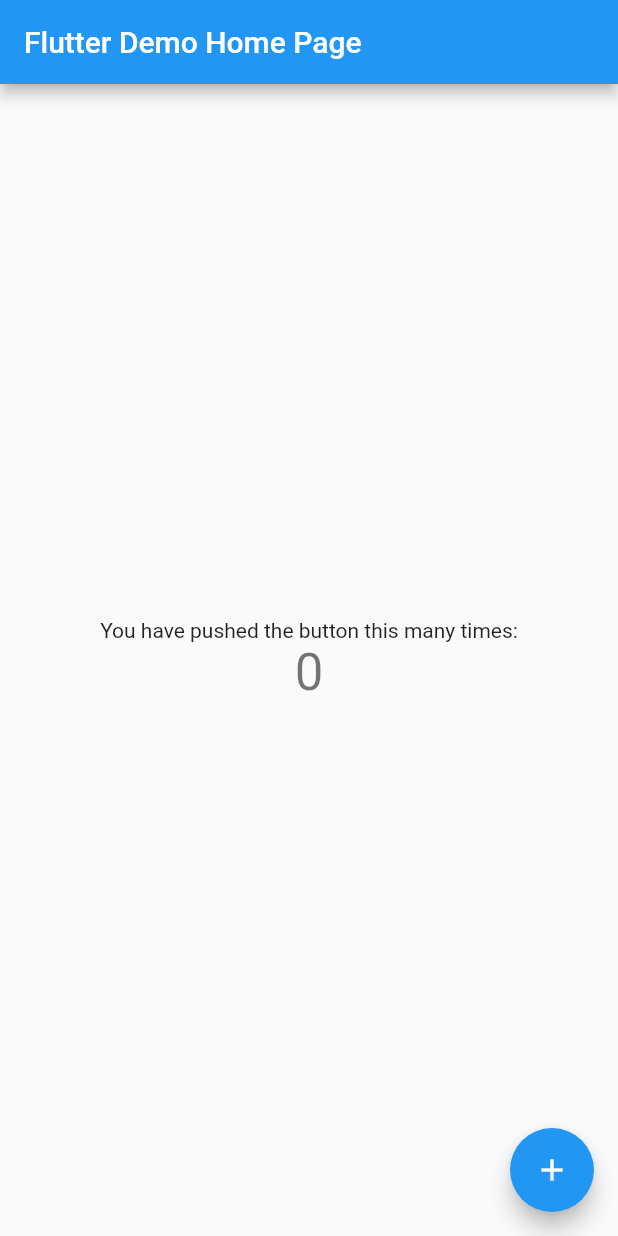
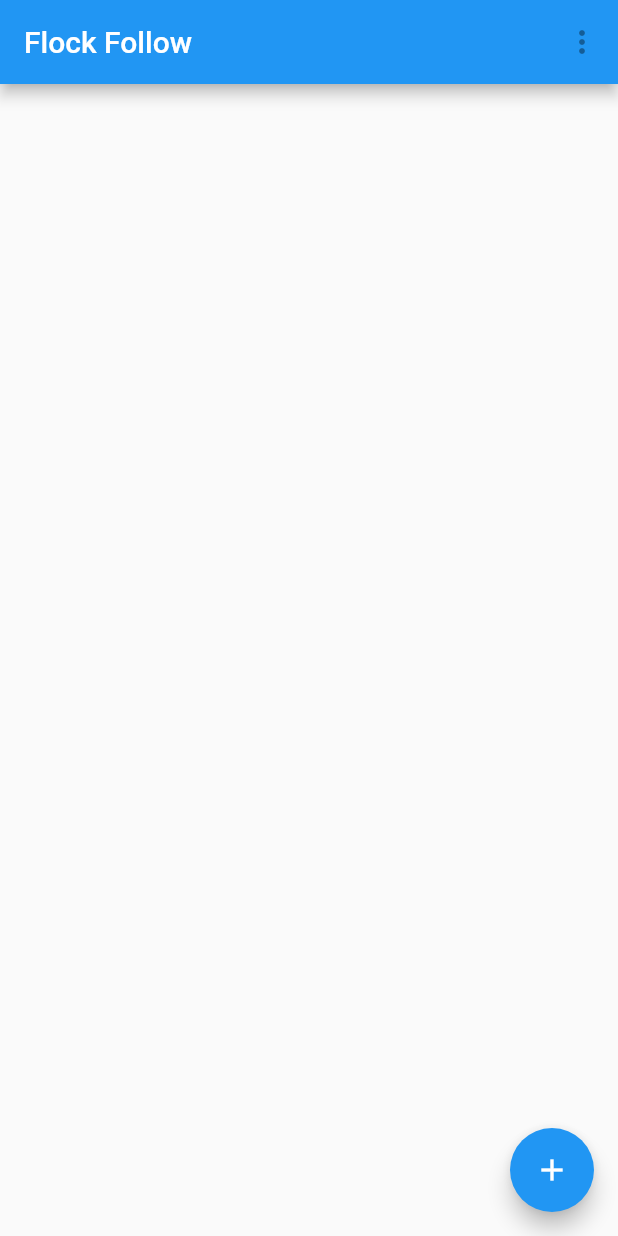
Before and after one commit to mabdelaal86/flock-follow, a Flutter app: the screen it shows after launch, on a phone screen of 412 x 824 dp. Run offline on Flutter 3.47's test engine with Material 2 defaults, Android fonts, the phone set to English and light mode, and no system bars.

Commit message:
Add home page

```diff
--- /dev/null
+++ b/mobileapp/lib/home.dart
@@ -0,0 +1,26 @@
+import 'package:flutter/material.dart';
+import 'package:flutter/rendering.dart';
+
+class HomePage extends StatelessWidget {
+  @override
+  Widget build(BuildContext context) {
+    return Scaffold(
+
+      appBar: AppBar(
+        title: Text('Flock Follow'),
+        actions: <Widget>[
+          IconButton(
+            icon: Icon(Icons.more_vert),
+            onPressed: null,
+          ),
+        ],
+      ),
+
+      floatingActionButton: new FloatingActionButton(
+        onPressed: () => debugPrint("floatingActionButton"),
+        tooltip: "new flock",
+        child: Icon(Icons.add),
+      ),
+    );
+  }
+}
--- a/mobileapp/lib/main.dart
+++ b/mobileapp/lib/main.dart
@@ -1,3 +1,4 @@
+import 'package:flock_follow/home.dart';
 import 'package:flutter/material.dart';
 
 void main() {
@@ -26,92 +27,7 @@
         // closer together (more dense) than on mobile platforms.
         visualDensity: VisualDensity.adaptivePlatformDensity,
       ),
-      home: MyHomePage(title: 'Flutter Demo Home Page'),
+      home: HomePage(),
     );
   }
 }
-
-class MyHomePage extends StatefulWidget {
-  MyHomePage({Key key, this.title}) : super(key: key);
-
-  // This widget is the home page of your application. It is stateful, meaning
-  // that it has a State object (defined below) that contains fields that affect
-  // how it looks.
-
-  // This class is the configuration for the state. It holds the values (in this
-  // case the title) provided by the parent (in this case the App widget) and
-  // used by the build method of the State. Fields in a Widget subclass are
-  // always marked "final".
-
-  final String title;
-
-  @override
-  _MyHomePageState createState() => _MyHomePageState();
-}
-
-class _MyHomePageState extends State<MyHomePage> {
-  int _counter = 0;
-
-  void _incrementCounter() {
-    setState(() {
-      // This call to setState tells the Flutter framework that something has
-      // changed in this State, which causes it to rerun the build method below
-      // so that the display can reflect the updated values. If we changed
-      // _counter without calling setState(), then the build method would not be
-      // called again, and so nothing would appear to happen.
-      _counter++;
-    });
-  }
-
-  @override
-  Widget build(BuildContext context) {
-    // This method is rerun every time setState is called, for instance as done
-    // by the _incrementCounter method above.
-    //
-    // The Flutter framework has been optimized to make rerunning build methods
-    // fast, so that you can just rebuild anything that needs updating rather
-    // than having to individually change instances of widgets.
-    return Scaffold(
-      appBar: AppBar(
-        // Here we take the value from the MyHomePage object that was created by
-        // the App.build method, and use it to set our appbar title.
-        title: Text(widget.title),
-      ),
-      body: Center(
-        // Center is a layout widget. It takes a single child and positions it
-        // in the middle of the parent.
-        child: Column(
-          // Column is also a layout widget. It takes a list of children and
-          // arranges them vertically. By default, it sizes itself to fit its
-          // children horizontally, and tries to be as tall as its parent.
-          //
-          // Invoke "debug painting" (press "p" in the console, choose the
-          // "Toggle Debug Paint" action from the Flutter Inspector in Android
-          // Studio, or the "Toggle Debug Paint" command in Visual Studio Code)
-          // to see the wireframe for each widget.
-          //
-          // Column has various properties to control how it sizes itself and
-          // how it positions its children. Here we use mainAxisAlignment to
-          // center the children vertically; the main axis here is the vertical
-          // axis because Columns are vertical (the cross axis would be
-          // horizontal).
-          mainAxisAlignment: MainAxisAlignment.center,
-          children: <Widget>[
-            Text(
-              'You have pushed the button this many times:',
-            ),
-            Text(
-              '$_counter',
-              style: Theme.of(context).textTheme.headline4,
-            ),
-          ],
-        ),
-      ),
-      floatingActionButton: FloatingActionButton(
-        onPressed: _incrementCounter,
-        tooltip: 'Increment',
-        child: Icon(Icons.add),
-      ), // This trailing comma makes auto-formatting nicer for build methods.
-    );
-  }
-}
```
Also changed, not shown: 1 other file.
